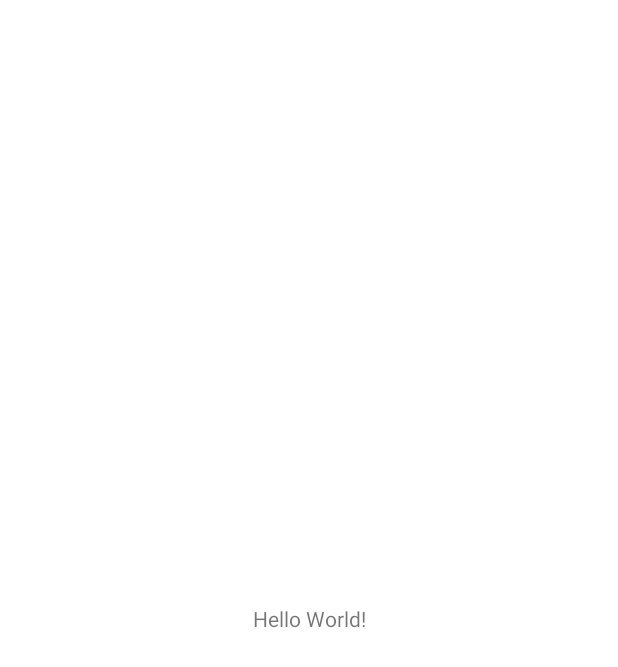
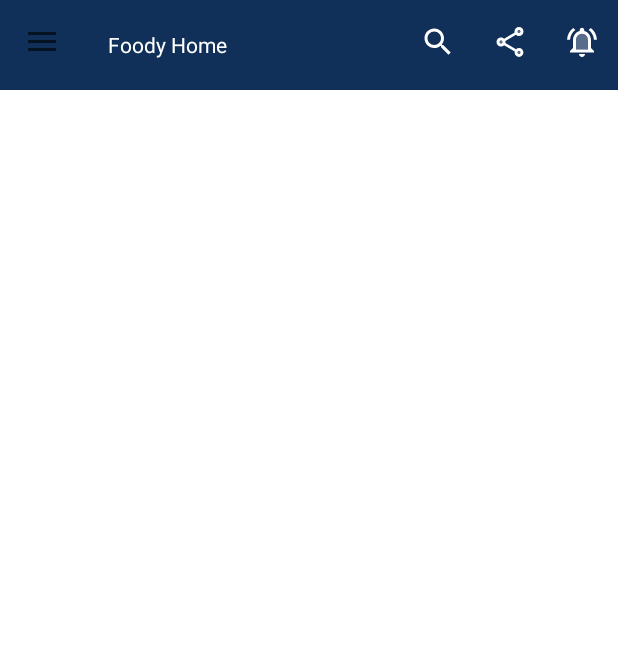
Before and after one commit to cse-kiet/PCSE24-26, an Android app: the MainActivity screen opened directly, with no data from a screen before it, on a phone screen of 412 x 824 dp. Before the commit the part shown is almost empty. Shown: the top 667 px of the screen. Run offline under Robolectric (Android 15) with nearby library versions, the phone set to English and light mode, and no system bars.

Commit message:
Navigation drawer and Toolbar is added to MainActivity

```diff
--- a/app/build.gradle
+++ b/app/build.gradle
@@ -36,4 +36,6 @@ dependencies {
     testImplementation 'junit:junit:4.+'
     androidTestImplementation 'androidx.test.ext:junit:1.1.3'
     androidTestImplementation 'androidx.test.espresso:espresso-core:3.4.0'
+    //noinspection GradleCompatible
+    implementation 'com.android.support:design:28.0.0'
 }
--- a/app/src/main/java/com/example/foodyhomeSS/LogoLauncher.java
+++ b/app/src/main/java/com/example/foodyhomeSS/LogoLauncher.java
@@ -26,7 +26,7 @@ public class LogoLauncher extends AppCompatActivity {
         SignUP.setOnClickListener(new View.OnClickListener() {
             @Override
             public void onClick(View v) {
-                Intent intent=new Intent(LogoLauncher.this,SignUp.class);
+                Intent intent=new Intent(LogoLauncher.this,MainActivity.class);
                 startActivity(intent);
             }
         });
--- a/app/src/main/java/com/example/foodyhomeSS/MainActivity.java
+++ b/app/src/main/java/com/example/foodyhomeSS/MainActivity.java
@@ -1,14 +1,84 @@
 package com.example.foodyhomeSS;
 
+import android.annotation.SuppressLint;
+import android.os.Bundle;
+import android.view.Menu;
+import android.view.MenuInflater;
+import android.view.MenuItem;
+import android.widget.Toast;
+
+import androidx.annotation.NonNull;
+import androidx.appcompat.app.ActionBarDrawerToggle;
 import androidx.appcompat.app.AppCompatActivity;
+import androidx.appcompat.widget.Toolbar;
+import androidx.core.view.GravityCompat;
+import androidx.drawerlayout.widget.DrawerLayout;
 
-import android.os.Bundle;
+import com.google.android.material.navigation.NavigationView;
 
 public class MainActivity extends AppCompatActivity {
 
+    DrawerLayout drawerLayout;
+    NavigationView navigationView;
+    Toolbar toolbar;
+    ActionBarDrawerToggle toggle;
     @Override
     protected void onCreate(Bundle savedInstanceState) {
         super.onCreate(savedInstanceState);
         setContentView(R.layout.activity_main);
+        toolbar=findViewById(R.id.Toolbar);
+        setSupportActionBar(toolbar);
+
+        drawerLayout=findViewById(R.id.drawerLayout);
+        navigationView=findViewById(R.id.drawer_navigation_view);
+        toggle=new ActionBarDrawerToggle(MainActivity.this, drawerLayout, toolbar, R.string.navigation_open, R.string.navigation_close);
+        toggle.setDrawerIndicatorEnabled(true);
+        drawerLayout.addDrawerListener(toggle);
+        toggle.syncState();
+        toolbar.setOnMenuItemClickListener(new Toolbar.OnMenuItemClickListener() {
+            @SuppressLint("NonConstantResourceId")
+            @Override
+            public boolean onMenuItemClick(MenuItem item) {
+                switch (item.getItemId()){
+                    case R.id.Toolbar_Search:
+                        Toast.makeText(MainActivity.this, "Search", Toast.LENGTH_SHORT).show();
+                        break;
+                    case R.id.Toolbar_Notification_bell:
+                        Toast.makeText(MainActivity.this, "Notification", Toast.LENGTH_SHORT).show();
+                        break;
+                    case R.id.Toolbar_share:
+                        Toast.makeText(MainActivity.this, "share", Toast.LENGTH_SHORT).show();
+                        break;
+                }
+                return true;
+            }
+        });
+
+
+        navigationView.setNavigationItemSelectedListener(new NavigationView.OnNavigationItemSelectedListener() {
+            @SuppressLint("NonConstantResourceId")
+            @Override
+            public boolean onNavigationItemSelected(@NonNull MenuItem item) {
+
+                switch (item.getItemId()){
+                    case R.id.Drawer_Call_us: {
+                        Toast.makeText(MainActivity.this, "Call Us", Toast.LENGTH_SHORT).show();
+                        break;
+                    }
+                    case R.id.Drawer_Chat_with_us: {
+                        Toast.makeText(MainActivity.this, "Chat with Us", Toast.LENGTH_SHORT).show();
+                        break;
+                    }
+                }
+                return true;
+            }
+        });
+
+    }
+    @Override
+    public boolean onCreateOptionsMenu(Menu menu) {
+        MenuInflater inflater=getMenuInflater();
+        inflater.inflate(R.menu.toolbar_options,menu);
+        return true;
     }
 }
--- /dev/null
+++ b/app/src/main/res/drawable/ic_baseline_search_24.xml
@@ -0,0 +1,9 @@
+<vector xmlns:android="http://schemas.android.com/apk/res/android"
+    android:width="24dp"
+    android:height="24dp"
+    android:viewportWidth="24"
+    android:viewportHeight="24">
+  <path
+      android:fillColor="@android:color/white"
+      android:pathData="M15.5,14h-0.79l-0.28,-0.27C15.41,12.59 16,11.11 16,9.5 16,5.91 13.09,3 9.5,3S3,5.91 3,9.5 5.91,16 9.5,16c1.61,0 3.09,-0.59 4.23,-1.57l0.27,0.28v0.79l5,4.99L20.49,19l-4.99,-5zM9.5,14C7.01,14 5,11.99 5,9.5S7.01,5 9.5,5 14,7.01 14,9.5 11.99,14 9.5,14z"/>
+</vector>
--- /dev/null
+++ b/app/src/main/res/drawable/ic_twotone_fact_check_24.xml
@@ -0,0 +1,28 @@
+<vector xmlns:android="http://schemas.android.com/apk/res/android"
+    android:width="24dp"
+    android:height="24dp"
+    android:viewportWidth="24"
+    android:viewportHeight="24"
+    android:tint="?attr/colorControlNormal"
+    android:autoMirrored="true">
+  <path
+      android:fillColor="@android:color/white"
+      android:pathData="M4,19h16V5H4V19zM13.41,10.75l1.41,1.42L17.99,9l1.42,1.42L14.82,15L12,12.16L13.41,10.75zM5,7h5v2H5V7zM5,11h5v2H5V11zM5,15h5v2H5V15z"
+      android:strokeAlpha="0.3"
+      android:fillAlpha="0.3"/>
+  <path
+      android:fillColor="@android:color/white"
+      android:pathData="M20,3H4C2.9,3 2,3.9 2,5v14c0,1.1 0.9,2 2,2h16c1.1,0 2,-0.9 2,-2V5C22,3.9 21.1,3 20,3zM20,19H4V5h16V19z"/>
+  <path
+      android:fillColor="@android:color/white"
+      android:pathData="M19.41,10.42l-1.42,-1.42l-3.17,3.17l-1.41,-1.42l-1.41,1.41l2.82,2.84z"/>
+  <path
+      android:fillColor="@android:color/white"
+      android:pathData="M5,7h5v2h-5z"/>
+  <path
+      android:fillColor="@android:color/white"
+      android:pathData="M5,11h5v2h-5z"/>
+  <path
+      android:fillColor="@android:color/white"
+      android:pathData="M5,15h5v2h-5z"/>
+</vector>
--- /dev/null
+++ b/app/src/main/res/drawable/ic_twotone_favorite_24.xml
@@ -0,0 +1,15 @@
+<vector xmlns:android="http://schemas.android.com/apk/res/android"
+    android:width="24dp"
+    android:height="24dp"
+    android:viewportWidth="24"
+    android:viewportHeight="24"
+    android:tint="?attr/colorControlNormal">
+  <path
+      android:fillColor="@android:color/white"
+      android:pathData="M16.5,5c-1.54,0 -3.04,0.99 -3.56,2.36h-1.87C10.54,5.99 9.04,5 7.5,5 5.5,5 4,6.5 4,8.5c0,2.89 3.14,5.74 7.9,10.05l0.1,0.1 0.1,-0.1C16.86,14.24 20,11.39 20,8.5c0,-2 -1.5,-3.5 -3.5,-3.5z"
+      android:strokeAlpha="0.3"
+      android:fillAlpha="0.3"/>
+  <path
+      android:fillColor="@android:color/white"
+      android:pathData="M16.5,3c-1.74,0 -3.41,0.81 -4.5,2.09C10.91,3.81 9.24,3 7.5,3 4.42,3 2,5.42 2,8.5c0,3.78 3.4,6.86 8.55,11.54L12,21.35l1.45,-1.32C18.6,15.36 22,12.28 22,8.5 22,5.42 19.58,3 16.5,3zM12.1,18.55l-0.1,0.1 -0.1,-0.1C7.14,14.24 4,11.39 4,8.5 4,6.5 5.5,5 7.5,5c1.54,0 3.04,0.99 3.57,2.36h1.87C13.46,5.99 14.96,5 16.5,5c2,0 3.5,1.5 3.5,3.5 0,2.89 -3.14,5.74 -7.9,10.05z"/>
+</vector>
--- /dev/null
+++ b/app/src/main/res/drawable/ic_twotone_home_24.xml
@@ -0,0 +1,17 @@
+<vector xmlns:android="http://schemas.android.com/apk/res/android"
+    xmlns:tools="http://schemas.android.com/tools"
+    android:width="24dp"
+    android:height="24dp"
+    android:viewportWidth="24"
+    android:viewportHeight="24">
+  <path
+      android:fillColor="@android:color/white"
+      android:pathData="M12,3L2,12h3v8h6v-6h2v6h6v-8h3L12,3zM17,18h-2v-6L9,12v6L7,18v-7.81l5,-4.5 5,4.5L17,18z"
+      tools:ignore="VectorRaster" />
+  <path
+      android:fillColor="@color/teal_700"
+      android:pathData="M7,10.19V18h2v-6h6v6h2v-7.81l-5,-4.5z"
+      android:strokeAlpha="0.3"
+      android:fillAlpha="0.3"
+      tools:ignore="VectorRaster" />
+</vector>
--- /dev/null
+++ b/app/src/main/res/drawable/ic_twotone_local_offer_24.xml
@@ -0,0 +1,18 @@
+<vector xmlns:android="http://schemas.android.com/apk/res/android"
+    android:width="24dp"
+    android:height="24dp"
+    android:viewportWidth="24"
+    android:viewportHeight="24"
+    android:tint="?attr/colorControlNormal">
+  <path
+      android:fillColor="@android:color/white"
+      android:pathData="M11,4H4v7l9,9.01L20,13l-9,-9zM6.5,8C5.67,8 5,7.33 5,6.5S5.67,5 6.5,5 8,5.67 8,6.5 7.33,8 6.5,8z"
+      android:strokeAlpha="0.3"
+      android:fillAlpha="0.3"/>
+  <path
+      android:fillColor="@android:color/white"
+      android:pathData="M12.41,2.58C12.05,2.22 11.55,2 11,2H4c-1.1,0 -2,0.9 -2,2v7c0,0.55 0.22,1.05 0.59,1.42l9,9c0.36,0.36 0.86,0.58 1.41,0.58s1.05,-0.22 1.41,-0.59l7,-7c0.37,-0.36 0.59,-0.86 0.59,-1.41s-0.23,-1.06 -0.59,-1.42l-9,-9zM13,20.01L4,11V4h7v-0.01l9,9 -7,7.02z"/>
+  <path
+      android:fillColor="@android:color/white"
+      android:pathData="M6.5,6.5m-1.5,0a1.5,1.5 0,1 1,3 0a1.5,1.5 0,1 1,-3 0"/>
+</vector>
--- /dev/null
+++ b/app/src/main/res/drawable/ic_twotone_logout_24.xml
@@ -0,0 +1,11 @@
+<vector xmlns:android="http://schemas.android.com/apk/res/android"
+    android:width="24dp"
+    android:height="24dp"
+    android:viewportWidth="24"
+    android:viewportHeight="24"
+    android:tint="?attr/colorControlNormal"
+    android:autoMirrored="true">
+  <path
+      android:fillColor="@android:color/white"
+      android:pathData="M5,5h7V3H5C3.9,3 3,3.9 3,5v14c0,1.1 0.9,2 2,2h7v-2H5V5zM21,12l-4,-4v3H9v2h8v3L21,12z"/>
+</vector>
--- /dev/null
+++ b/app/src/main/res/drawable/ic_twotone_message_24.xml
@@ -0,0 +1,16 @@
+<vector xmlns:android="http://schemas.android.com/apk/res/android"
+    android:width="24dp"
+    android:height="24dp"
+    android:viewportWidth="24"
+    android:viewportHeight="24"
+    android:tint="?attr/colorControlNormal"
+    android:autoMirrored="true">
+  <path
+      android:fillColor="@android:color/white"
+      android:pathData="M20,4L4,4v13.17L5.17,16L20,16L20,4zM18,14L6,14v-2h12v2zM18,11L6,11L6,9h12v2zM18,8L6,8L6,6h12v2z"
+      android:strokeAlpha="0.3"
+      android:fillAlpha="0.3"/>
+  <path
+      android:fillColor="@android:color/white"
+      android:pathData="M20,18c1.1,0 2,-0.9 2,-2L22,4c0,-1.1 -0.9,-2 -2,-2L4,2c-1.1,0 -1.99,0.9 -1.99,2L2,22l4,-4h14zM4,17.17L4,4h16v12L5.17,16L4,17.17zM6,12h12v2L6,14zM6,9h12v2L6,11zM6,6h12v2L6,8z"/>
+</vector>
--- /dev/null
+++ b/app/src/main/res/drawable/ic_twotone_notifications_active_24.xml
@@ -0,0 +1,15 @@
+<vector xmlns:android="http://schemas.android.com/apk/res/android"
+    android:width="24dp"
+    android:height="24dp"
+    android:viewportWidth="24"
+    android:viewportHeight="24"
+    >
+  <path
+      android:fillColor="@android:color/white"
+      android:pathData="M12,6.5c-2.49,0 -4,2.02 -4,4.5v6h8v-6c0,-2.48 -1.51,-4.5 -4,-4.5z"
+      android:strokeAlpha="0.3"
+      android:fillAlpha="0.3"/>
+  <path
+      android:fillColor="@android:color/white"
+      android:pathData="M12,22c1.1,0 2,-0.9 2,-2h-4c0,1.1 0.9,2 2,2zM18,11c0,-3.07 -1.63,-5.64 -4.5,-6.32L13.5,4c0,-0.83 -0.67,-1.5 -1.5,-1.5s-1.5,0.67 -1.5,1.5v0.68C7.64,5.36 6,7.92 6,11v5l-2,2v1h16v-1l-2,-2v-5zM16,17L8,17v-6c0,-2.48 1.51,-4.5 4,-4.5s4,2.02 4,4.5v6zM7.58,4.08L6.15,2.65C3.75,4.48 2.17,7.3 2.03,10.5h2c0.15,-2.65 1.51,-4.97 3.55,-6.42zM19.97,10.5h2c-0.15,-3.2 -1.73,-6.02 -4.12,-7.85l-1.42,1.43c2.02,1.45 3.39,3.77 3.54,6.42z"/>
+</vector>
--- /dev/null
+++ b/app/src/main/res/drawable/ic_twotone_phone_forwarded_24.xml
@@ -0,0 +1,16 @@
+<vector xmlns:android="http://schemas.android.com/apk/res/android"
+    android:width="24dp"
+    android:height="24dp"
+    android:viewportWidth="24"
+    android:viewportHeight="24"
+    android:tint="?attr/colorControlNormal"
+    android:autoMirrored="true">
+  <path
+      android:fillColor="@android:color/white"
+      android:pathData="M15.2,18.21c1.21,0.41 2.48,0.67 3.8,0.76v-1.5c-0.88,-0.07 -1.75,-0.22 -2.6,-0.45l-1.2,1.19zM6.54,5h-1.5c0.09,1.32 0.34,2.58 0.75,3.79l1.2,-1.21c-0.24,-0.83 -0.39,-1.7 -0.45,-2.58z"
+      android:strokeAlpha="0.3"
+      android:fillAlpha="0.3"/>
+  <path
+      android:fillColor="@android:color/white"
+      android:pathData="M20,15.5c-1.25,0 -2.45,-0.2 -3.57,-0.57 -0.1,-0.03 -0.21,-0.05 -0.31,-0.05 -0.26,0 -0.51,0.1 -0.71,0.29l-2.2,2.2c-2.83,-1.44 -5.15,-3.75 -6.59,-6.59l2.2,-2.21c0.28,-0.26 0.36,-0.65 0.25,-1C8.7,6.45 8.5,5.25 8.5,4c0,-0.55 -0.45,-1 -1,-1H4c-0.55,0 -1,0.45 -1,1 0,9.39 7.61,17 17,17 0.55,0 1,-0.45 1,-1v-3.5c0,-0.55 -0.45,-1 -1,-1zM5.03,5h1.5c0.07,0.88 0.22,1.75 0.45,2.58l-1.2,1.21c-0.4,-1.21 -0.66,-2.47 -0.75,-3.79zM19,18.97c-1.32,-0.09 -2.6,-0.35 -3.8,-0.76l1.2,-1.2c0.85,0.24 1.72,0.39 2.6,0.45v1.51zM18,11l5,-5 -5,-5v3h-4v4h4z"/>
+</vector>
--- /dev/null
+++ b/app/src/main/res/drawable/ic_twotone_policy_24.xml
@@ -0,0 +1,15 @@
+<vector xmlns:android="http://schemas.android.com/apk/res/android"
+    android:width="24dp"
+    android:height="24dp"
+    android:viewportWidth="24"
+    android:viewportHeight="24"
+    android:tint="?attr/colorControlNormal">
+  <path
+      android:fillColor="@android:color/white"
+      android:pathData="M5,6.3V11c0,4.52 2.98,8.69 7,9.93c1.74,-0.53 3.28,-1.62 4.47,-3.04l-1.72,-1.72c-1.94,1.29 -4.58,1.07 -6.29,-0.64c-1.95,-1.95 -1.95,-5.12 0,-7.07c1.95,-1.95 5.12,-1.95 7.07,0c1.71,1.71 1.92,4.35 0.64,6.29l1.45,1.45C18.49,14.65 19,12.85 19,11V6.3l-7,-3.11L5,6.3z"
+      android:strokeAlpha="0.3"
+      android:fillAlpha="0.3"/>
+  <path
+      android:fillColor="@android:color/white"
+      android:pathData="M12,1L3,5v6c0,5.55 3.84,10.74 9,12c0.65,-0.16 1.27,-0.38 1.87,-0.65c1.8,-0.82 3.36,-2.13 4.57,-3.74C20.04,16.46 21,13.77 21,11V5L12,1zM19,11c0,1.85 -0.51,3.65 -1.38,5.21l-1.45,-1.45c1.29,-1.94 1.07,-4.58 -0.64,-6.29c-1.95,-1.95 -5.12,-1.95 -7.07,0c-1.95,1.95 -1.95,5.12 0,7.07c1.71,1.71 4.35,1.92 6.29,0.64l1.72,1.72c-1.19,1.42 -2.73,2.51 -4.47,3.04C7.98,19.69 5,15.52 5,11V6.3l7,-3.11l7,3.11V11zM15,12c0,1.66 -1.34,3 -3,3s-3,-1.34 -3,-3s1.34,-3 3,-3S15,10.34 15,12z"/>
+</vector>
--- /dev/null
+++ b/app/src/main/res/drawable/ic_twotone_restaurant_menu_24.xml
@@ -0,0 +1,10 @@
+<vector xmlns:android="http://schemas.android.com/apk/res/android"
+    android:width="24dp"
+    android:height="24dp"
+    android:viewportWidth="24"
+    android:viewportHeight="24"
+    android:tint="?attr/colorControlNormal">
+  <path
+      android:fillColor="@android:color/white"
+      android:pathData="M8.1,13.34l2.83,-2.83L3.91,3.5c-1.56,1.56 -1.56,4.09 0,5.66l4.19,4.18zM20.15,10.15c1.91,-1.91 2.28,-4.65 0.81,-6.12 -1.46,-1.46 -4.2,-1.1 -6.12,0.81 -1.59,1.59 -2.09,3.74 -1.38,5.27L3.7,19.87l1.41,1.41L12,14.41l6.88,6.88 1.41,-1.41L13.41,13l1.47,-1.47c1.53,0.71 3.68,0.21 5.27,-1.38z"/>
+</vector>
--- /dev/null
+++ b/app/src/main/res/drawable/ic_twotone_share_24.xml
@@ -0,0 +1,24 @@
+<vector xmlns:android="http://schemas.android.com/apk/res/android"
+    android:width="24dp"
+    android:height="24dp"
+    android:viewportWidth="24"
+    android:viewportHeight="24">
+  <path
+      android:fillColor="@android:color/white"
+      android:pathData="M18,5m-1,0a1,1 0,1 1,2 0a1,1 0,1 1,-2 0"
+      android:strokeAlpha="0.3"
+      android:fillAlpha="0.3"/>
+  <path
+      android:fillColor="@android:color/white"
+      android:pathData="M6,12m-1,0a1,1 0,1 1,2 0a1,1 0,1 1,-2 0"
+      android:strokeAlpha="0.3"
+      android:fillAlpha="0.3"/>
+  <path
+      android:fillColor="@android:color/white"
+      android:pathData="M18,19.02m-1,0a1,1 0,1 1,2 0a1,1 0,1 1,-2 0"
+      android:strokeAlpha="0.3"
+      android:fillAlpha="0.3"/>
+  <path
+      android:fillColor="@android:color/white"
+      android:pathData="M18,16.08c-0.76,0 -1.44,0.3 -1.96,0.77L8.91,12.7c0.05,-0.23 0.09,-0.46 0.09,-0.7s-0.04,-0.47 -0.09,-0.7l7.05,-4.11c0.54,0.5 1.25,0.81 2.04,0.81 1.66,0 3,-1.34 3,-3s-1.34,-3 -3,-3 -3,1.34 -3,3c0,0.24 0.04,0.47 0.09,0.7L8.04,9.81C7.5,9.31 6.79,9 6,9c-1.66,0 -3,1.34 -3,3s1.34,3 3,3c0.79,0 1.5,-0.31 2.04,-0.81l7.12,4.16c-0.05,0.21 -0.08,0.43 -0.08,0.65 0,1.61 1.31,2.92 2.92,2.92s2.92,-1.31 2.92,-2.92c0,-1.61 -1.31,-2.92 -2.92,-2.92zM18,4c0.55,0 1,0.45 1,1s-0.45,1 -1,1 -1,-0.45 -1,-1 0.45,-1 1,-1zM6,13c-0.55,0 -1,-0.45 -1,-1s0.45,-1 1,-1 1,0.45 1,1 -0.45,1 -1,1zM18,20.02c-0.55,0 -1,-0.45 -1,-1s0.45,-1 1,-1 1,0.45 1,1 -0.45,1 -1,1z"/>
+</vector>
--- a/app/src/main/res/layout/activity_main.xml
+++ b/app/src/main/res/layout/activity_main.xml
@@ -1,18 +1,39 @@
 <?xml version="1.0" encoding="utf-8"?>
-<androidx.constraintlayout.widget.ConstraintLayout xmlns:android="http://schemas.android.com/apk/res/android"
+<androidx.drawerlayout.widget.DrawerLayout xmlns:android="http://schemas.android.com/apk/res/android"
     xmlns:app="http://schemas.android.com/apk/res-auto"
     xmlns:tools="http://schemas.android.com/tools"
     android:layout_width="match_parent"
     android:layout_height="match_parent"
+    android:id="@+id/drawerLayout"
     tools:context=".MainActivity">
 
-    <TextView
+    <androidx.constraintlayout.widget.ConstraintLayout
+        android:layout_width="match_parent"
+        android:layout_height="match_parent"
+        >
+    <androidx.appcompat.widget.Toolbar
+        android:id="@+id/Toolbar"
+        android:background="#103059"
+        android:layout_width="match_parent"
+        android:layout_height="60dp"
+        app:layout_constraintEnd_toEndOf="parent"
+        app:layout_constraintHorizontal_bias="0.5"
+        app:layout_constraintStart_toStartOf="parent"
+        app:layout_constraintTop_toTopOf="parent"
+        app:title="@string/app_name"
+        app:titleTextAppearance="@color/white"
+        app:titleTextColor="@color/white" />
+
+    </androidx.constraintlayout.widget.ConstraintLayout>
+
+    <com.google.android.material.navigation.NavigationView
+        android:id="@+id/drawer_navigation_view"
         android:layout_width="wrap_content"
-        android:layout_height="wrap_content"
-        android:text="Hello World!"
-        app:layout_constraintBottom_toBottomOf="parent"
-        app:layout_constraintLeft_toLeftOf="parent"
-        app:layout_constraintRight_toRightOf="parent"
-        app:layout_constraintTop_toTopOf="parent" />
+        android:layout_height="match_parent"
+        android:layout_gravity="start"
+        android:fitsSystemWindows="true"
+        app:headerLayout="@layout/navigation_drawer"
+        app:menu="@menu/drawer_navigation_home" />
 
-</androidx.constraintlayout.widget.ConstraintLayout>
+
+</androidx.drawerlayout.widget.DrawerLayout>
--- /dev/null
+++ b/app/src/main/res/layout/navigation_drawer.xml
@@ -0,0 +1,20 @@
+<?xml version="1.0" encoding="utf-8"?>
+<androidx.constraintlayout.widget.ConstraintLayout xmlns:android="http://schemas.android.com/apk/res/android"
+    xmlns:app="http://schemas.android.com/apk/res-auto"
+    xmlns:tools="http://schemas.android.com/tools"
+    android:layout_width="match_parent"
+    android:layout_height="wrap_content"
+    android:background="#103059">
+
+    <ImageView
+        android:layout_margin="10dp"
+        android:id="@+id/imageView"
+        android:layout_width="250dp"
+        android:layout_height="250dp"
+        app:layout_constraintBottom_toBottomOf="parent"
+        app:layout_constraintEnd_toEndOf="parent"
+        app:layout_constraintHorizontal_bias="0.5"
+        app:layout_constraintStart_toStartOf="parent"
+        app:layout_constraintTop_toTopOf="parent"
+        app:srcCompat="@drawable/logo" />
+</androidx.constraintlayout.widget.ConstraintLayout>
--- /dev/null
+++ b/app/src/main/res/menu/drawer_navigation_home.xml
@@ -0,0 +1,68 @@
+<?xml version="1.0" encoding="utf-8"?>
+<menu xmlns:android="http://schemas.android.com/apk/res/android">
+    <group android:checkableBehavior="single">
+        <item
+            android:id="@+id/Drawer_Home"
+            android:icon="@drawable/ic_twotone_home_24"
+            android:title="@string/home" />
+        <item
+            android:id="@+id/Drawer_My_Menu"
+            android:icon="@drawable/ic_twotone_restaurant_menu_24"
+            android:title="@string/my_menu" />
+        <item
+            android:id="@+id/Drawer_My_WishList"
+            android:icon="@drawable/ic_twotone_favorite_24"
+            android:title="@string/my_wishlist" />
+        <item
+            android:id="@+id/Drawer_Discount_and_Offers"
+            android:icon="@drawable/ic_twotone_local_offer_24"
+            android:title="@string/discount_and_offers" />
+
+        <item
+            android:id="@+id/Drawer_Terms_of_Use"
+            android:icon="@drawable/ic_twotone_fact_check_24"
+            android:title="@string/terms_of_use" />
+
+        <item
+            android:icon="@drawable/ic_twotone_policy_24"
+            android:id="@+id/Drawer_Privacy_Policy"
+            android:title="@string/privacy_policy" />
+        <item
+            android:id="@+id/Drawer_Refund_Policy"
+            android:title="Refund Policy" />
+        <item
+            android:icon="@drawable/ic_twotone_share_24"
+            android:id="@+id/Drawer_share_app"
+            android:title="@string/share" />
+
+    </group>
+
+
+    <item android:title="@string/contact_us">
+        <menu>
+            <item
+                android:id="@+id/Drawer_Call_us"
+                android:icon="@drawable/ic_twotone_phone_forwarded_24"
+                android:title="@string/call_us" />
+            <item
+                android:id="@+id/Drawer_Chat_with_us"
+                android:icon="@drawable/ic_twotone_message_24"
+                android:title="@string/chat_with_us" />
+        </menu>
+    </item>
+
+    <group >
+        <item android:title="Profile Action">
+            <menu>
+                <item
+                    android:id="@+id/Drawer_logout"
+                    android:icon="@drawable/ic_twotone_logout_24"
+                    android:title="@string/logout" />
+
+                <item
+                    android:id="@+id/Drawer_Profile"
+                    android:title="@string/your_profile" />
+            </menu>
+        </item>
+    </group>
+</menu>
--- /dev/null
+++ b/app/src/main/res/menu/toolbar_options.xml
@@ -0,0 +1,22 @@
+<?xml version="1.0" encoding="utf-8"?>
+<menu xmlns:android="http://schemas.android.com/apk/res/android"
+    xmlns:app="http://schemas.android.com/apk/res-auto">
+
+    <item
+        android:title="@string/search"
+        android:id="@+id/Toolbar_Search"
+        android:icon="@drawable/ic_baseline_search_24"
+        app:showAsAction="ifRoom" />
+    <item
+        android:id="@+id/Toolbar_share"
+        android:title="@string/share"
+        android:icon="@drawable/ic_twotone_share_24"
+        app:showAsAction="always" />
+
+    <item
+        android:id="@+id/Toolbar_Notification_bell"
+        android:title="@string/notifications"
+        android:icon="@drawable/ic_twotone_notifications_active_24"
+        app:showAsAction="always" />
+
+</menu>
--- a/app/src/main/res/values/strings.xml
+++ b/app/src/main/res/values/strings.xml
@@ -1,3 +1,19 @@
 <resources>
     <string name="app_name">Foody Home</string>
+    <string name="home">Home</string>
+    <string name="my_menu">My Menu</string>
+    <string name="my_wishlist">My WishList</string>
+    <string name="discount_and_offers">Discount and Offers</string>
+    <string name="logout">Logout</string>
+    <string name="your_profile">Your Profile</string>
+    <string name="share">Share</string>
+    <string name="call_us">Call Us</string>
+    <string name="chat_with_us">Chat with Us</string>
+    <string name="contact_us">Contact Us</string>
+    <string name="terms_of_use">Terms of Use</string>
+    <string name="privacy_policy">Privacy Policy</string>
+    <string name="navigation_open">Open Navigation Drawer</string>
+    <string name="navigation_close">Close Navigation Drawer</string>
+    <string name="notifications">Notifications</string>
+    <string name="search">Search</string>
 </resources>
```
